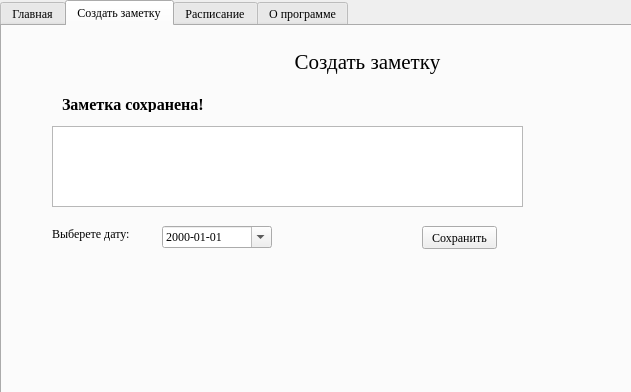
artempal/course_2016, file mainwindow.ui: the form before one commit; both pictures show x 0 to 631 and y 0 to 392 of the 739 by 743 pixel window.
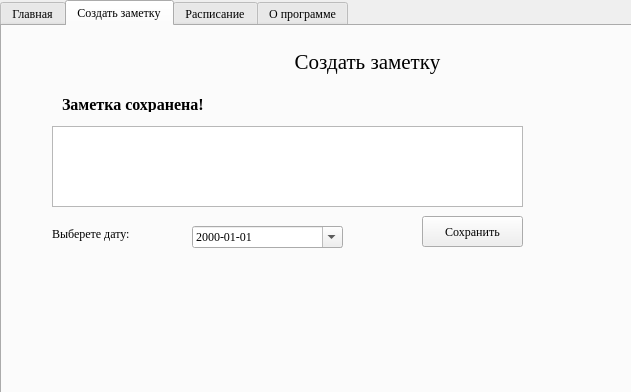
The form after the commit. The open tabs and pages were chosen to show the change.

Diff of the .ui file:
```diff
--- a/mainwindow.ui
+++ b/mainwindow.ui
@@ -360,9 +360,9 @@
      <widget class="QDateEdit" name="dateEdit">
       <property name="geometry">
        <rect>
-        <x>160</x>
+        <x>190</x>
         <y>200</y>
-        <width>110</width>
+        <width>151</width>
         <height>22</height>
        </rect>
       </property>
@@ -382,9 +382,9 @@
       <property name="geometry">
        <rect>
         <x>420</x>
-        <y>200</y>
-        <width>75</width>
-        <height>23</height>
+        <y>190</y>
+        <width>101</width>
+        <height>31</height>
        </rect>
       </property>
       <property name="text">
@@ -396,7 +396,7 @@
        <rect>
         <x>50</x>
         <y>200</y>
-        <width>101</width>
+        <width>131</width>
         <height>16</height>
        </rect>
       </property>
```
Left out of the diff: 12 changed lines with no effect on the pictures.
